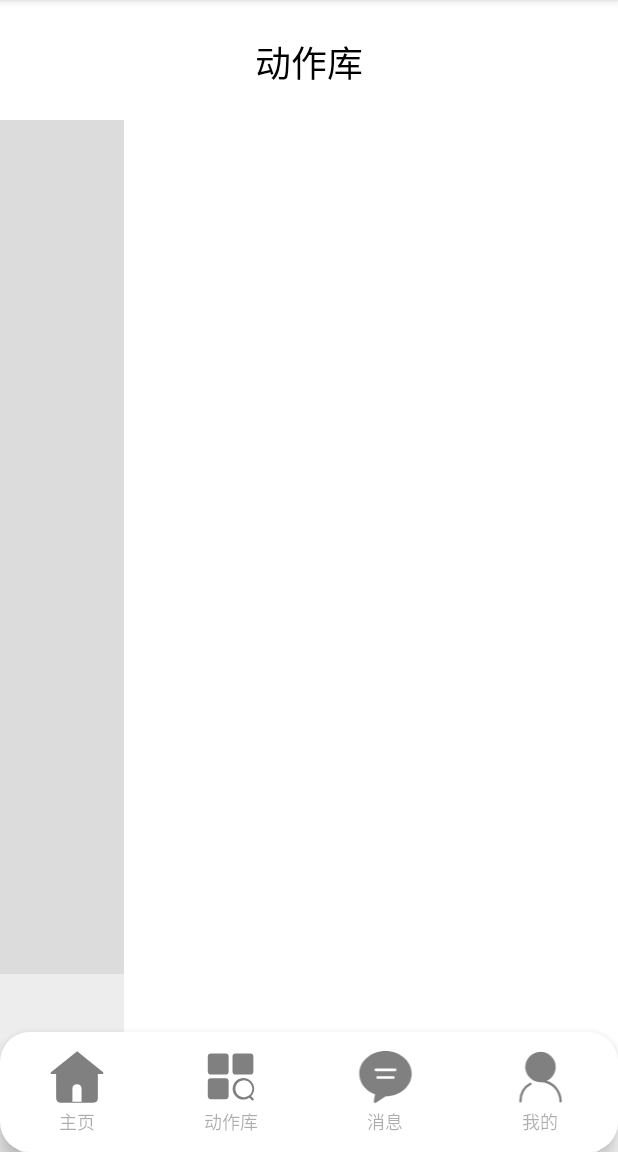
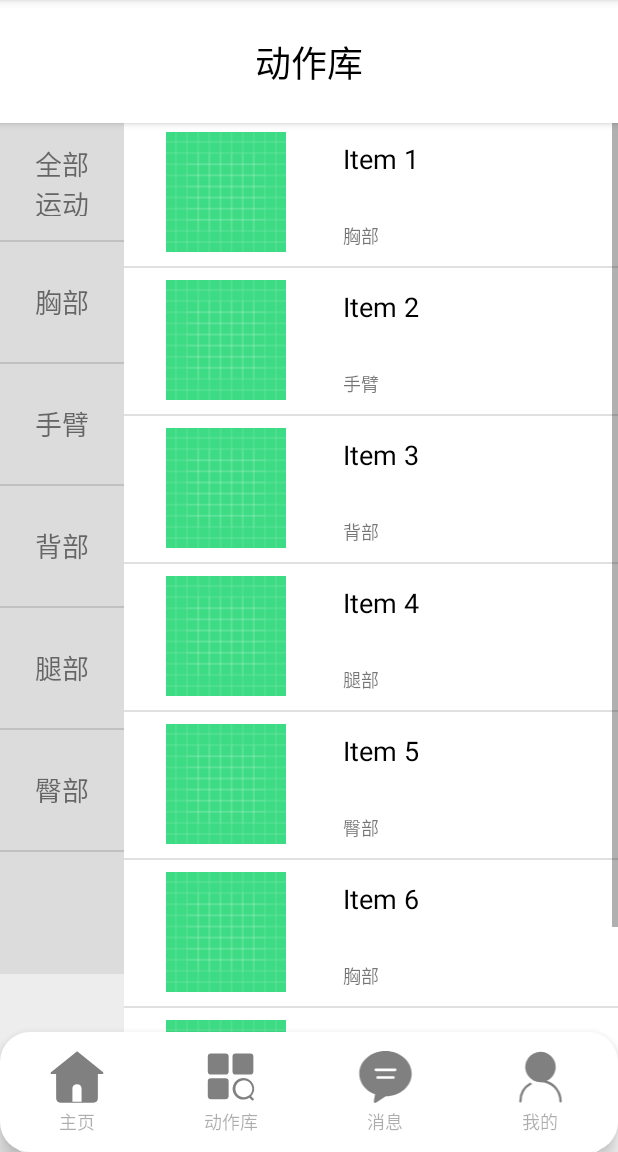
Before and after one commit to GaoJiedot/MobileDevelopement, an Android app: the fragment ActionLibraryFragment shown on its own in the app's theme, on a phone screen of 412 x 824 dp, the part 84-1236 px from its top. Run offline under Robolectric (Android 15) with nearby library versions, the phone set to English and light mode, and no system bars.

Commit message:
增运动库分类

```diff
--- a/DevelopementApp/app/src/main/java/com/example/adapter/ListAdapter.java
+++ b/DevelopementApp/app/src/main/java/com/example/adapter/ListAdapter.java
@@ -1,5 +1,5 @@
-package com.example.adapter
-        ;
+package com.example.adapter;
+
 
 import android.content.Context;
 import android.view.LayoutInflater;
@@ -10,7 +10,6 @@ import android.widget.ImageView;
 import android.widget.TextView;
 
 import androidx.annotation.NonNull;
-import androidx.annotation.Nullable;
 
 import com.example.Item.ListItem;
 import com.example.myapplication.R;
@@ -18,28 +17,40 @@ import com.example.myapplication.R;
 import java.util.List;
 
 public class ListAdapter extends ArrayAdapter<ListItem> {
-    private int resourceId;
+    private int resource;
 
     public ListAdapter(@NonNull Context context, int resource, @NonNull List<ListItem> objects) {
         super(context, resource, objects);
-        this.resourceId = resource;
+        this.resource = resource;
     }
 
     @NonNull
     @Override
-    public View getView(int position, @Nullable View convertView, @NonNull ViewGroup parent) {
-        ListItem listItem = getItem(position);
-        View view = LayoutInflater.from(getContext()).inflate(resourceId, parent, false);
-        ImageView imageView = view.findViewById(R.id.item_image);
-        TextView textView = view.findViewById(R.id.item_text);
-        TextView textView2 = view.findViewById(R.id.item_text2);
+    public View getView(int position, @NonNull View convertView, @NonNull ViewGroup parent) {
+        ListItem item = getItem(position);
 
-        if (listItem != null) {
-            imageView.setImageResource(listItem.getImageResId());
-            textView.setText(listItem.getName());
-            textView2.setText(listItem.getDescription());
+        ViewHolder holder;
+        if (convertView == null) {
+            convertView = LayoutInflater.from(getContext()).inflate(resource, parent, false);
+            holder = new ViewHolder();
+            holder.name = convertView.findViewById(R.id.item_text);
+            holder.description = convertView.findViewById(R.id.item_text2);
+            holder.imageResId = convertView.findViewById(R.id.item_image);
+            convertView.setTag(holder);
+        } else {
+            holder = (ViewHolder) convertView.getTag();
         }
 
-        return view;
+        holder.name.setText(item.getName());
+        holder.description.setText(item.getDescription());
+        holder.imageResId.setImageResource(item.getImageResId());
+
+        return convertView;
+    }
+
+    private static class ViewHolder {
+        TextView name;
+        TextView description;
+        ImageView imageResId;
     }
 }
--- a/DevelopementApp/app/src/main/java/com/example/fragment/ActionLibraryFragment.java
+++ b/DevelopementApp/app/src/main/java/com/example/fragment/ActionLibraryFragment.java
@@ -4,20 +4,85 @@ import android.os.Bundle;
 import android.view.LayoutInflater;
 import android.view.View;
 import android.view.ViewGroup;
+import android.widget.AdapterView;
+import android.widget.ArrayAdapter;
 
+import androidx.annotation.NonNull;
+import androidx.annotation.Nullable;
 import androidx.fragment.app.Fragment;
 
+import com.example.Item.ListItem;
+import com.example.adapter.ListAdapter;
 import com.example.myapplication.R;
 import com.example.myapplication.databinding.ActionlibraryBinding;
 
+import java.util.ArrayList;
+import java.util.List;
+
 public class ActionLibraryFragment extends Fragment {
+    private String[] data = {"全部运动", "胸部", "手臂", "背部", "腿部", "臀部"};
+    private List<ListItem> itemList = new ArrayList<>();
+    private List<ListItem> filteredItemList = new ArrayList<>();
     private ActionlibraryBinding binding;
+    private ListAdapter listAdapter;
+
     @Override
-    public View onCreateView(LayoutInflater inflater, ViewGroup container,
-                             Bundle savedInstanceState) {
-        // Inflate the layout for this fragment
-       binding=ActionlibraryBinding.inflate(getLayoutInflater());
-       return binding.getRoot();
+    public View onCreateView(@NonNull LayoutInflater inflater, @Nullable ViewGroup container, @Nullable Bundle savedInstanceState) {
+        binding = ActionlibraryBinding.inflate(inflater, container, false);
 
+        // Set up ArrayAdapter for the first ListView
+        ArrayAdapter<String> arrayAdapter = new ArrayAdapter<>(requireContext(), R.layout.list_layout1, data);
+        binding.alLv.setAdapter(arrayAdapter);
+
+        // Populate itemList with sample data
+        populateItemList();
+
+        // Set up custom ListAdapter for the second ListView
+        listAdapter = new ListAdapter(requireContext(), R.layout.list_layout2, filteredItemList);
+        binding.alLv2.setAdapter(listAdapter);
+
+        // Set up item click listener for the first ListView
+        binding.alLv.setOnItemClickListener(new AdapterView.OnItemClickListener() {
+            @Override
+            public void onItemClick(AdapterView<?> parent, View view, int position, long id) {
+                String selectedCategory = data[position];
+                filterItemList(selectedCategory);
+            }
+        });
+
+        // Show all items initially
+        filterItemList("全部运动");
+
+        return binding.getRoot();
+    }
+
+    private void populateItemList() {
+        // Add your items to itemList here
+        itemList.add(new ListItem(R.drawable.nemo_background, "Item 1", "胸部"));
+        itemList.add(new ListItem(R.drawable.nemo_background, "Item 2", "手臂"));
+        itemList.add(new ListItem(R.drawable.nemo_background, "Item 3", "背部"));
+        itemList.add(new ListItem(R.drawable.nemo_background, "Item 4", "腿部"));
+        itemList.add(new ListItem(R.drawable.nemo_background, "Item 5", "臀部"));
+        itemList.add(new ListItem(R.drawable.nemo_background, "Item 6", "胸部"));
+        itemList.add(new ListItem(R.drawable.nemo_background, "Item 6", "胸部"));
+        itemList.add(new ListItem(R.drawable.nemo_background, "Item 6", "胸部"));
+        itemList.add(new ListItem(R.drawable.nemo_background, "Item 6", "胸部"));
+        itemList.add(new ListItem(R.drawable.nemo_background, "Item 6", "胸部"));
+        itemList.add(new ListItem(R.drawable.nemo_background, "Item 6", "胸部"));
+        // Add more items as needed
+    }
+
+    private void filterItemList(String category) {
+        filteredItemList.clear();
+        if (category.equals("全部运动")) {
+            filteredItemList.addAll(itemList);
+        } else {
+            for (ListItem item : itemList) {
+                if (item.getDescription().equals(category)) {
+                    filteredItemList.add(item);
+                }
+            }
+        }
+        listAdapter.notifyDataSetChanged();
     }
 }
--- a/DevelopementApp/app/src/main/res/layout/actionlibrary.xml
+++ b/DevelopementApp/app/src/main/res/layout/actionlibrary.xml
@@ -117,6 +117,7 @@
             android:layout_width="match_parent"
             android:layout_height="82dp"
             android:background="@color/white"
+            android:elevation="3dp"
             app:layout_constraintEnd_toEndOf="parent"
             app:layout_constraintStart_toStartOf="parent"
             app:layout_constraintTop_toTopOf="parent">
--- a/DevelopementApp/app/src/main/res/layout/home.xml
+++ b/DevelopementApp/app/src/main/res/layout/home.xml
@@ -124,6 +124,7 @@
                 android:layout_marginTop="80dp"
                 android:layout_marginStart="65dp"
                 android:layout_marginEnd="65dp"
+                android:elevation="3dp"
                 android:background="@drawable/home_edittext_style"
                 android:drawableLeft="@drawable/search"
 
--- a/DevelopementApp/app/src/main/res/layout/message.xml
+++ b/DevelopementApp/app/src/main/res/layout/message.xml
@@ -16,7 +16,7 @@
         <androidx.constraintlayout.widget.ConstraintLayout
             android:id="@+id/constraintLayout3"
             android:layout_width="match_parent"
-            android:layout_height="match_parent"
+            android:layout_height="663dp"
             app:layout_constraintBottom_toBottomOf="parent"
             app:layout_constraintEnd_toEndOf="parent"
             app:layout_constraintStart_toStartOf="parent"
@@ -27,6 +27,7 @@
                 android:layout_width="match_parent"
                 android:layout_height="82dp"
                 android:background="@color/white"
+                android:elevation="3dp"
                 app:layout_constraintEnd_toEndOf="parent"
                 app:layout_constraintStart_toStartOf="parent"
                 app:layout_constraintTop_toTopOf="parent">
```
Also changed, not shown: DevelopementApp/app/src/main/java/com/example/Activity/Login.java (+7 -0 lines), DevelopementApp/app/src/main/java/com/example/Item/ListItem.java (+9 -6 lines), DevelopementApp/app/src/main/res/layout/login.xml (+12 -10 lines).
